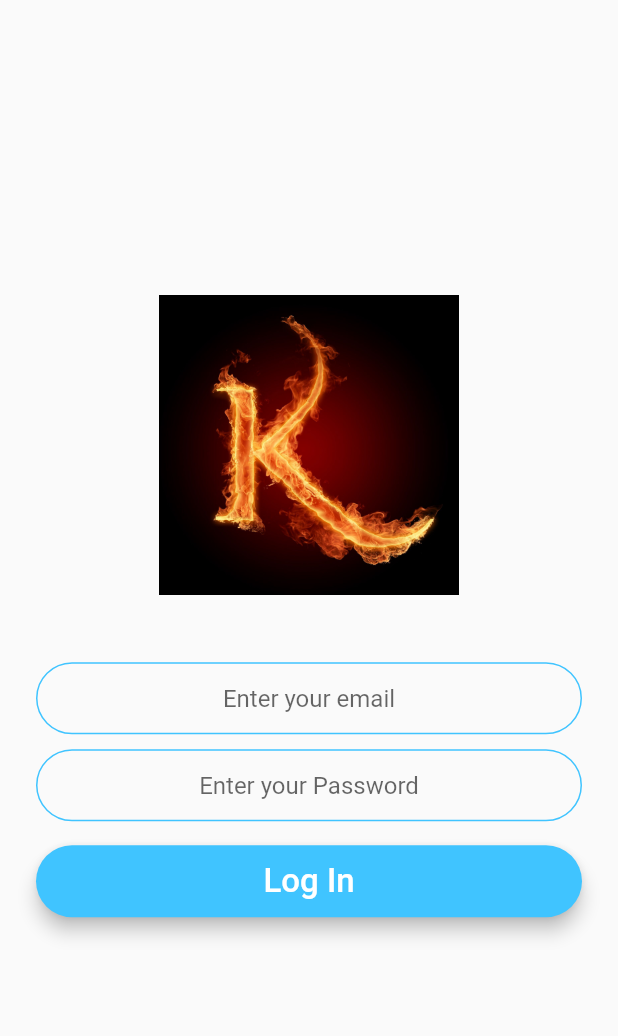
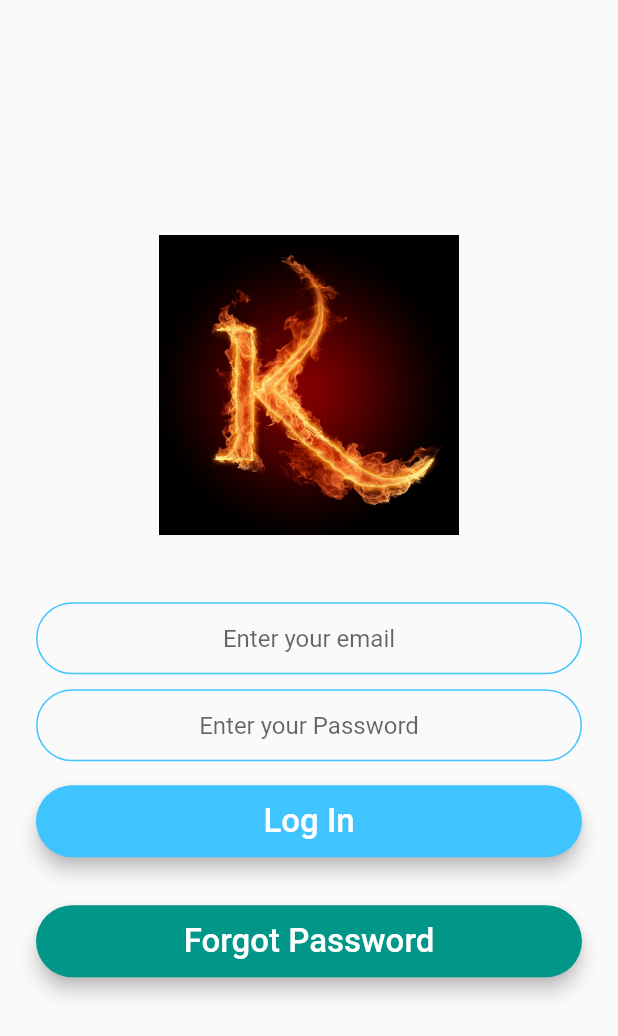
Before and after one commit to brainless-coder/kahanee, a Flutter app: the screen it shows after launch, after a tap on "Log In", on a phone screen of 412 x 824 dp. Shown: the top 1036 px of the screen. Run offline on Flutter 3.47's test engine with Material 2 defaults, Android fonts, the phone set to English and light mode, and no system bars; our stand-ins replace firebase_auth, firebase_core, google_sign_in, modal_progress_hud; accounts and stored records are empty.

Commit message:
forgot password

```diff
--- a/lib/screens/login_screen.dart
+++ b/lib/screens/login_screen.dart
@@ -87,6 +87,13 @@ class _LoginScreenState extends State<LoginScreen> {
                           });
                         }
                       },
+                    ),
+                    RoundedButton(
+                      title: 'Forgot Password',
+                      color: Colors.teal,
+                      onPressed: () async {
+                        await _auth.sendPasswordResetEmail(email: email);
+                      },
                     )
                   ],
                 ),
```
